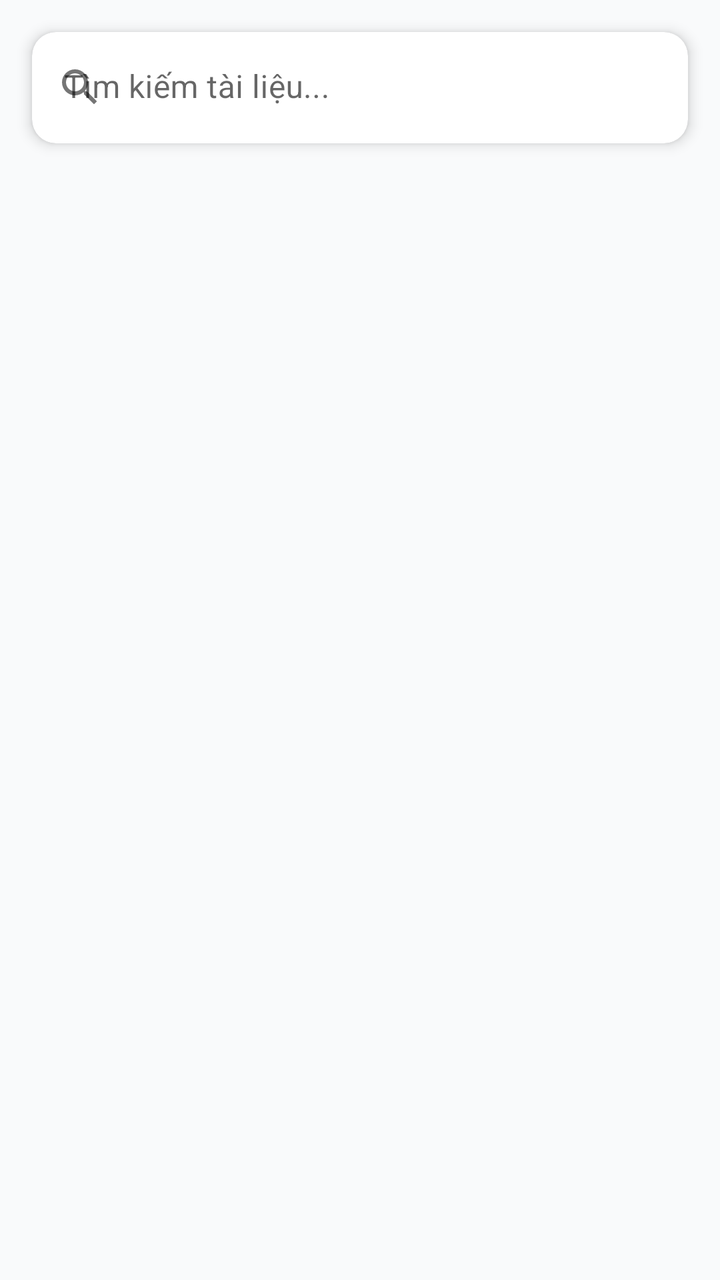
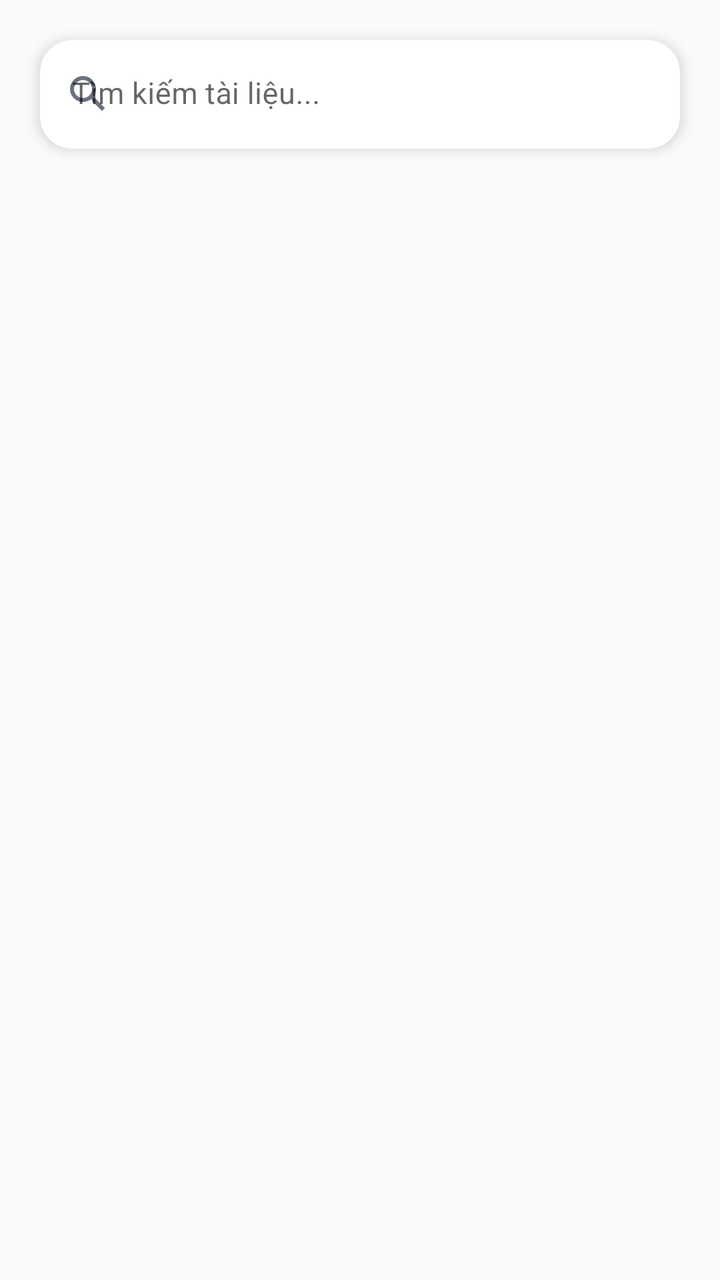

Screens rendered from an Android XML layout before and after an edit, with the pre-edit source and the edit as a unified diff.
<!-- AndroidManifest.xml: application theme Theme.EduSummarize -->
<!-- res/layout/activity_library.xml -->
<?xml version="1.0" encoding="utf-8"?>
<LinearLayout xmlns:android="http://schemas.android.com/apk/res/android"
    xmlns:app="http://schemas.android.com/apk/res-auto"
    android:layout_width="match_parent"
    android:layout_height="match_parent"
    android:orientation="vertical"
    android:background="@color/background">

    <com.google.android.material.card.MaterialCardView
        android:layout_width="match_parent"
        android:layout_height="wrap_content"
        android:layout_margin="16dp"
        app:cardCornerRadius="12dp"
        app:cardElevation="4dp">

        <com.google.android.material.textfield.TextInputLayout
            android:layout_width="match_parent"
            android:layout_height="wrap_content"
            app:startIconDrawable="@drawable/ic_search"
            app:boxStrokeWidth="0dp"
            app:boxStrokeWidthFocused="0dp"
            style="@style/Widget.MaterialComponents.TextInputLayout.FilledBox">

            <com.google.android.material.textfield.TextInputEditText
                android:id="@+id/et_search"
                android:layout_width="match_parent"
                android:layout_height="wrap_content"
                android:hint="Tìm kiếm tài liệu..."
                android:inputType="text"
                android:maxLines="1"
                android:background="@android:color/transparent" />

        </com.google.android.material.textfield.TextInputLayout>

    </com.google.android.material.card.MaterialCardView>

    <FrameLayout
        android:layout_width="match_parent"
        android:layout_height="match_parent">

        <androidx.recyclerview.widget.RecyclerView
            android:id="@+id/recycler_view"
            android:layout_width="match_parent"
            android:layout_height="match_parent"
            android:paddingStart="16dp"
            android:paddingEnd="16dp"
            android:paddingBottom="16dp"
            android:clipToPadding="false"
            android:visibility="gone" />

        <LinearLayout
            android:id="@+id/empty_container"
            android:layout_width="wrap_content"
            android:layout_height="wrap_content"
            android:layout_gravity="center"
            android:orientation="vertical"
            android:gravity="center"
            android:padding="32dp"
            android:visibility="gone">

            <ImageView
                android:layout_width="120dp"
                android:layout_height="120dp"
                android:src="@drawable/ic_empty"
                android:alpha="0.5"
                android:contentDescription="Empty" />

            <TextView
                android:id="@+id/tv_empty"
                android:layout_width="wrap_content"
                android:layout_height="wrap_content"
                android:layout_marginTop="16dp"
                android:text="Chưa có tài liệu nào"
                android:textSize="18sp"
                android:textStyle="bold"
                android:textColor="@color/text_primary" />

            <TextView
                android:layout_width="wrap_content"
                android:layout_height="wrap_content"
                android:layout_marginTop="8dp"
                android:text="Hãy quét tài liệu để bắt đầu"
                android:textSize="14sp"
                android:textColor="@color/text_secondary" />

        </LinearLayout>

        <ProgressBar
            android:id="@+id/progress_bar"
            android:layout_width="wrap_content"
            android:layout_height="wrap_content"
            android:layout_gravity="center"
            android:visibility="visible" />

    </FrameLayout>

</LinearLayout>
<!-- resources referenced by this layout -->
<resources>
  <color name="background">#F9FAFB</color>
  <color name="text_primary">#1F2937</color>
  <color name="text_secondary">#6B7280</color>
  <!-- drawable ic_empty (drawable) -->
  <vector xmlns:android="http://schemas.android.com/apk/res/android"
      android:width="24dp" android:height="24dp"
      android:viewportWidth="24" android:viewportHeight="24"
      android:tint="?attr/colorControlNormal">
      <path android:fillColor="@android:color/black"
          android:pathData="M19,3H4.99C3.89,3 3,3.9 3,5L3,19c0,1.1 0.9,2 2,2h16c1.1,0 2,-0.9 2,-2V7l-4,-4zM19,19H5V5h13.17L19,5.83V19z"/>
  </vector>
  <!-- drawable ic_search (drawable) -->
  <vector xmlns:android="http://schemas.android.com/apk/res/android"
      android:width="24dp" android:height="24dp"
      android:viewportWidth="24" android:viewportHeight="24"
      android:tint="?attr/colorControlNormal">
      <path android:fillColor="@android:color/black"
          android:pathData="M15.5,14h-0.79l-0.28,-0.27A6.471,6.471 0,0 0,16,9.5 6.5,6.5 0,1 0,9.5,16c1.61,0 3.09,-0.59 4.23,-1.57L14,14.71v0.79l5,4.99L20.49,19l-4.99,-5zM9.5,14c-2.48,0 -4.5,-2.02 -4.5,-4.5S7.02,5 9.5,5 14,7.02 14,9.5 11.98,14 9.5,14z"/>
  </vector>
  <style name="Theme.EduSummarize" parent="Theme.MaterialComponents.DayNight.DarkActionBar">
          <item name="colorPrimary">@color/primary</item>
          <item name="colorPrimaryDark">@color/primary_dark</item>
          <item name="colorAccent">@color/accent</item>
          <item name="android:statusBarColor">@color/primary_dark</item>
          <item name="android:windowBackground">@color/background</item>
          <item name="android:textColorPrimary">@color/text_primary</item>
          <item name="android:textColorSecondary">@color/text_secondary</item>
      </style>
  <color name="primary">#6366F1</color>
  <color name="primary_dark">#4F46E5</color>
  <color name="accent">#EC4899</color>
</resources>

<!-- the commit's change to res/layout/activity_library.xml (unified diff, before → after) -->
@@ -9,16 +9,19 @@
     <com.google.android.material.card.MaterialCardView
         android:layout_width="match_parent"
         android:layout_height="wrap_content"
-        android:layout_margin="16dp"
-        app:cardCornerRadius="12dp"
-        app:cardElevation="4dp">
+        android:layout_margin="20dp"
+        app:cardCornerRadius="16dp"
+        app:cardElevation="4dp"
+        app:strokeWidth="0dp">
 
         <com.google.android.material.textfield.TextInputLayout
             android:layout_width="match_parent"
             android:layout_height="wrap_content"
             app:startIconDrawable="@drawable/ic_search"
+            app:startIconTint="@color/text_secondary"
             app:boxStrokeWidth="0dp"
             app:boxStrokeWidthFocused="0dp"
+            app:hintTextColor="@color/text_secondary"
             style="@style/Widget.MaterialComponents.TextInputLayout.FilledBox">
 
             <com.google.android.material.textfield.TextInputEditText
@@ -27,6 +30,7 @@
                 android:layout_height="wrap_content"
                 android:hint="Tìm kiếm tài liệu..."
                 android:inputType="text"
+                android:textSize="15sp"
                 android:maxLines="1"
                 android:background="@android:color/transparent" />
 
@@ -42,9 +46,9 @@
             android:id="@+id/recycler_view"
             android:layout_width="match_parent"
             android:layout_height="match_parent"
-            android:paddingStart="16dp"
-            android:paddingEnd="16dp"
-            android:paddingBottom="16dp"
+            android:paddingStart="20dp"
+            android:paddingEnd="20dp"
+            android:paddingBottom="20dp"
             android:clipToPadding="false"
             android:visibility="gone" />
 
@@ -55,23 +59,24 @@
             android:layout_gravity="center"
             android:orientation="vertical"
             android:gravity="center"
-            android:padding="32dp"
+            android:padding="40dp"
             android:visibility="gone">
 
             <ImageView
-                android:layout_width="120dp"
-                android:layout_height="120dp"
+                android:layout_width="140dp"
+                android:layout_height="140dp"
                 android:src="@drawable/ic_empty"
-                android:alpha="0.5"
+                android:alpha="0.4"
+                app:tint="@color/text_secondary"
                 android:contentDescription="Empty" />
 
             <TextView
                 android:id="@+id/tv_empty"
                 android:layout_width="wrap_content"
                 android:layout_height="wrap_content"
-                android:layout_marginTop="16dp"
+                android:layout_marginTop="24dp"
                 android:text="Chưa có tài liệu nào"
-                android:textSize="18sp"
+                android:textSize="20sp"
                 android:textStyle="bold"
                 android:textColor="@color/text_primary" />
 
@@ -90,6 +95,7 @@
             android:layout_width="wrap_content"
             android:layout_height="wrap_content"
             android:layout_gravity="center"
+            android:indeterminateTint="@color/primary"
             android:visibility="visible" />
 
     </FrameLayout>
